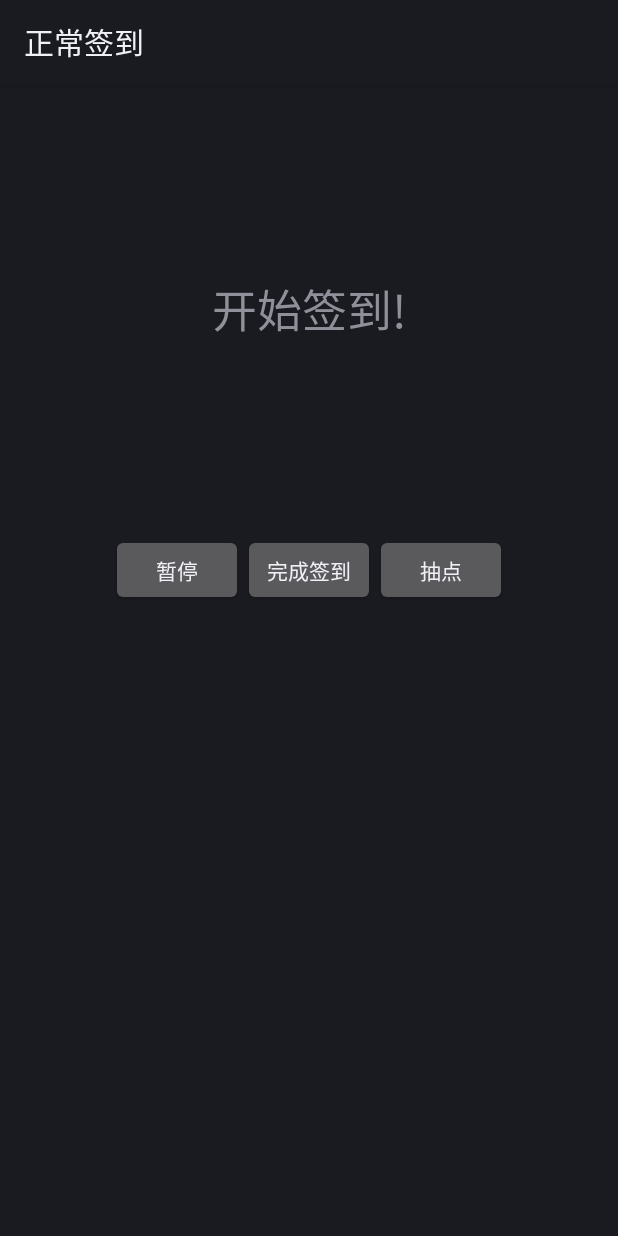
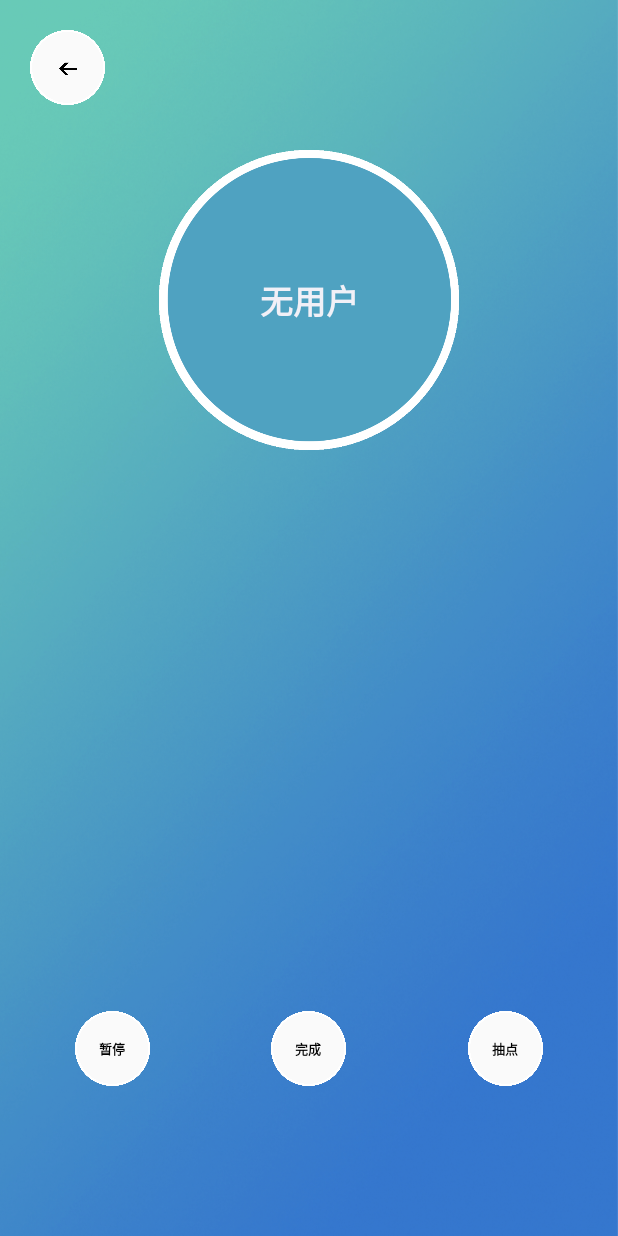
Before and after one commit to NFCXiangMuZu/NFC_teacher, an Android app: the NormalAttendence screen opened directly, with no data from a screen before it, on a phone screen of 412 x 824 dp. Run offline under Robolectric (Android 15) with nearby library versions, the phone set to English and light mode, and no system bars.

Commit message:
把界面中的按钮都换成了高清版，界面基本完成

```diff
--- a/app/src/main/java/com/example/compaq/nfc_teacher/ListViewDB.java
+++ b/app/src/main/java/com/example/compaq/nfc_teacher/ListViewDB.java
@@ -22,6 +22,7 @@ import android.util.Log;
 import android.view.KeyEvent;
 import android.view.LayoutInflater;
 import android.view.View;
+import android.view.Window;
 import android.widget.AdapterView;
 import android.widget.Button;
 import android.widget.EditText;
@@ -40,7 +41,9 @@ public class ListViewDB extends Activity {
 	protected void onCreate(Bundle savedInstanceState) {
 		// TODO Auto-generated method stub
 		super.onCreate(savedInstanceState);
+		requestWindowFeature(Window.FEATURE_NO_TITLE); // 设置无标题
 		setContentView(R.layout.listviewdatabase);
+
 
 		if(StaticValue.MY_TABLE_NAME==null){
 			//弹出框定义
--- a/app/src/main/java/com/example/compaq/nfc_teacher/NormalAttendence.java
+++ b/app/src/main/java/com/example/compaq/nfc_teacher/NormalAttendence.java
@@ -54,10 +54,12 @@ package com.example.compaq.nfc_teacher;
         import android.os.Message;
         import android.os.Parcelable;
         import android.text.format.DateFormat;
+        import android.text.style.IconMarginSpan;
         import android.view.View;
         import android.view.Window;
         import android.view.WindowManager;
         import android.widget.Button;
+        import android.widget.ImageButton;
         import android.widget.Switch;
         import android.widget.TextView;
         import android.widget.Toast;
@@ -85,35 +87,36 @@ public class NormalAttendence extends Activity
     protected static final int MESSAGE_SENT = 0;
     NfcAdapter nfcadapter;
     PendingIntent pendingintent;
-    TextView show_attendence;
-    Button NA_pause;
-    Button NA_stop;
-    Button NA_choudian;
-    //Button NA_FileChooser;
-    //Uri file_path;
+    ImageButton backTomain_button;
+    Button pause_button;
+    Button finish_button;
+    Button ChouDian_button;
+    Button User_icon_button;
 
     @SuppressLint("NewApi")
     @Override
     protected void onCreate(Bundle savedInstanceState) {
         // TODO Auto-generated method stub
         super.onCreate(savedInstanceState);
+        requestWindowFeature(Window.FEATURE_NO_TITLE); // 设置无标题
         setContentView(R.layout.normalattendence);
+
+        init_layout();//初始化layout
 
         NormalAttendence.this.startService(new Intent(NormalAttendence.this,SendFileService.class));
 
-        //获取控件
-        show_attendence=(TextView)findViewById(R.id.NA_showAttendence);
-        NA_pause=(Button)findViewById(R.id.NA_pause_button);
-        NA_stop=(Button)findViewById(R.id.NA_stop_button);
-        NA_choudian=(Button)findViewById(R.id.NA_choudian_button);
-        //NA_FileChooser=(Button)findViewById(R.id.NA_FileChooser);
-        NA_pause.setOnClickListener(new listener());
-        NA_stop.setOnClickListener(new listener());
-        NA_choudian.setOnClickListener(new listener());
-        //NA_FileChooser.setOnClickListener(new listener());
-        show_attendence.setText("开始签到!");
 
         nfcadapter=NfcAdapter.getDefaultAdapter(this);
+
+        //判断设备NFC是否可用
+        if(nfcadapter==null){
+            Toast.makeText(this,"您的爱机不支持NFC",Toast.LENGTH_LONG).show();
+        }else{
+
+            if(!nfcadapter.isEnabled()){
+                Toast.makeText(this,"您的爱机还没开启NFC",Toast.LENGTH_LONG).show();
+            }else{
+
                 pendingintent=PendingIntent.getActivity(this, 0,
                         new Intent(this, getClass()).addFlags(Intent.FLAG_ACTIVITY_SINGLE_TOP), 0);
 
@@ -155,6 +158,28 @@ public class NormalAttendence extends Activity
                 //实现屏幕常亮
                 getWindow().addFlags(WindowManager.LayoutParams.FLAG_KEEP_SCREEN_ON);
 
+            }
+
+        }
+
+
+
+
+    }
+
+    public void init_layout(){
+
+        backTomain_button = (ImageButton)findViewById(R.id.NA_backToMain_button);
+        pause_button = (Button)findViewById(R.id.NA_pause_button);
+        finish_button = (Button)findViewById(R.id.NA_finish_button);
+        ChouDian_button = (Button)findViewById(R.id.NA_ChouDian_button);
+        User_icon_button = (Button)findViewById(R.id.NA_user_icon_button);
+
+        backTomain_button.setOnClickListener(new listener());
+        pause_button.setOnClickListener(new listener());
+        finish_button.setOnClickListener(new listener());
+        ChouDian_button.setOnClickListener(new listener());
+        User_icon_button.setOnClickListener(new listener());
 
     }
 
@@ -239,49 +264,12 @@ public class NormalAttendence extends Activity
         public void onClick(View arg0) {
             // TODO Auto-generated method stub
             switch(arg0.getId()){
-                case R.id.NA_pause_button:
-                    //Toast.makeText(NormalAttendence.this, "你点击了暂停按钮", Toast.LENGTH_LONG).show();
-                    break;
-                case R.id.NA_stop_button:
-                    //Toast.makeText(NormalAttendence.this, "你点击了停止按钮", Toast.LENGTH_LONG).show();
-                    Intent intent=new Intent();
-                    intent.setClass(NormalAttendence.this,MainActivity.class);
-                    NormalAttendence.this.startActivity(intent);
+                case R.id.NA_backToMain_button:
+                    Intent intent_backTomain=new Intent();
+                    intent_backTomain.setClass(NormalAttendence.this,MainActivity.class );
+                    NormalAttendence.this.startActivity(intent_backTomain);
                     finish();
                     break;
-                case R.id.NA_choudian_button:
-                    //Toast.makeText(NormalAttendence.this, "你点击了抽点按钮", Toast.LENGTH_LONG).show();
-                    break;
-                /*
-                case R.id.NA_FileChooser:
-                    System.out.println("======选择文件开始======");
-                    //弹出框定义
-                    AlertDialog.Builder alertdialog=new AlertDialog.Builder(NormalAttendence.this);
-                    alertdialog.setTitle("请选择要下发的文件");
-                    alertdialog.setPositiveButton("确定",new DialogInterface.OnClickListener(){
-
-                        @Override
-                        public void onClick(DialogInterface arg0, int arg1) {
-                            // TODO Auto-generated method stub
-                            Intent intent=new Intent(Intent.ACTION_GET_CONTENT);
-                            intent.setType("application/*");
-                            intent.addCategory(Intent.CATEGORY_OPENABLE);
-                            try{
-                                startActivityForResult(Intent.createChooser(intent, "请选择点名文件"),1);
-                            }catch(android.content.ActivityNotFoundException ex){
-                                Toast.makeText(getApplicationContext(), "请安装文件选择器", Toast.LENGTH_LONG).show();
-                            }
-                            catch (NullPointerException e) {
-                                // TODO: handle exception
-                                e.printStackTrace();
-                            }
-                        }
-
-                    });
-                    alertdialog.setNegativeButton("取消", null);
-                    alertdialog.show();
-                    break;
-                    */
             }
         }
     }
@@ -426,17 +414,8 @@ public class NormalAttendence extends Activity
 
                         SQLiteManager.updateData(StaticValue.MY_TABLE_NAME, result_strname,
                                 result_strxuehao, int_chuxi, int_quexi, int_qingjia, now);
-                        Toast.makeText(this, result_strname + " " +
-                                        result_strxuehao + "信息被修改" + "\n"
-                                        + "修改后的出席：" + int_chuxi
-                                        + "\n修改后的缺席：" + int_quexi
-                                        + "\n修改后的请假：" + int_qingjia
-                                        + "反馈信息为：" + result_strreflect_infor,
-                                Toast.LENGTH_LONG).show();
-                        show_attendence.setText(result_strname + "信息被修改" + "\n"
-                                + "修改后的出席：" + int_chuxi
-                                + "\n修改后的缺席：" + int_quexi
-                                + "\n修改后的请假：" + int_qingjia);
+                        Toast.makeText(this, result_strname + "信息被修改" , Toast.LENGTH_LONG).show();
+                        User_icon_button.setText(result_strname+"\n"+"已签到");
                     } else {
                         Toast.makeText(this, "已经重复签到啦！！！", Toast.LENGTH_LONG).show();
                         int_chuxi = result[0];
--- a/app/src/main/res/layout/normalattendence.xml
+++ b/app/src/main/res/layout/normalattendence.xml
@@ -1,46 +1,78 @@
-<LinearLayout xmlns:android="http://schemas.android.com/apk/res/android"
-    android:id="@+id/NormalAttendence_layout"
-    android:layout_height="fill_parent"
-    android:layout_width="fill_parent"
-    android:orientation="vertical"
+<?xml version="1.0" encoding="utf-8"?>
+<RelativeLayout xmlns:android="http://schemas.android.com/apk/res/android"
+    android:layout_width="match_parent"
+    android:layout_height="match_parent"
+    android:background="@drawable/bm"
     >
 
-    <TextView
-        android:id="@+id/NA_showAttendence"
-        android:layout_width="fill_parent"
-        android:layout_height="300sp"
-        android:gravity="center"
-        android:textSize="30sp"
+    <ImageButton
+        android:layout_width="50dp"
+        android:layout_height="50dp"
+        android:id="@+id/NA_backToMain_button"
+        android:src="@drawable/left_high"
+        android:layout_alignParentLeft="true"
+        android:background="@null"
+        android:layout_marginLeft="20dp"
+        android:layout_marginTop="20dp"
+        android:scaleType="fitXY"
         />
-    <LinearLayout
-        android:layout_width="wrap_content"
-        android:layout_height="wrap_content"
-        android:orientation="horizontal"
-        android:layout_gravity="center"
-        >
-        <Button
+
+    <Button
+        android:layout_width="200dp"
+        android:layout_height="200dp"
+        android:id="@+id/NA_user_icon_button"
+        android:background="@drawable/user_icon_high"
+        android:layout_alignParentTop="true"
+        android:layout_marginTop="100dp"
+        android:layout_centerHorizontal="true"
+        android:text="无用户"
+        android:textStyle="bold"
+        android:textSize="10pt"
+        />
+
+    <Button
+        android:layout_width="50dp"
+        android:layout_height="50dp"
         android:id="@+id/NA_pause_button"
-        android:layout_width="wrap_content"
-        android:layout_height="wrap_content"
-        android:text="@string/NA_pause"
+        android:background="@drawable/button_background"
+        android:text="暂停"
+        android:textStyle="bold"
+        android:textSize="4pt"
+        android:textColor="@color/Color_Black"
+        android:layout_alignParentBottom="true"
+        android:layout_marginLeft="50dp"
+        android:layout_marginBottom="100dp"
+        />
 
+    <Button
+        android:layout_width="50dp"
+        android:layout_height="50dp"
+        android:id="@+id/NA_finish_button"
+        android:background="@drawable/button_background"
+        android:text="完成"
+        android:textStyle="bold"
+        android:textSize="4pt"
+        android:textColor="@color/Color_Black"
+        android:layout_alignParentBottom="true"
+        android:layout_centerHorizontal="true"
+        android:layout_marginBottom="100dp"
         />
-        <Button
-        android:id="@+id/NA_stop_button"
-        android:layout_width="wrap_content"
-        android:layout_height="wrap_content"
-        android:text="@string/NA_stop"
 
-        />
-        <Button
-        android:id="@+id/NA_choudian_button"
-        android:layout_width="wrap_content"
-        android:layout_height="wrap_content"
-        android:text="@string/NA_choudian"
-
+    <Button
+        android:layout_width="50dp"
+        android:layout_height="50dp"
+        android:id="@+id/NA_ChouDian_button"
+        android:background="@drawable/button_background"
+        android:text="抽点"
+        android:textStyle="bold"
+        android:textSize="4pt"
+        android:textColor="@color/Color_Black"
+        android:layout_alignParentBottom="true"
+        android:layout_alignParentRight="true"
+        android:layout_marginRight="50dp"
+        android:layout_marginBottom="100dp"
         />
 
 
-    </LinearLayout>
 
-</LinearLayout>
+</RelativeLayout>
--- a/app/src/main/res/layout/sqliteview.xml
+++ b/app/src/main/res/layout/sqliteview.xml
@@ -3,6 +3,7 @@
     android:layout_height="wrap_content"
     android:id="@+id/SQLiteViewLayout"
     android:padding="3dp"
+    android:background="@color/Color_White"
      >
      <TextView
          android:id="@+id/TextView_id"
@@ -11,6 +12,7 @@
          android:layout_alignParentLeft="true"
          android:textSize="20sp"
          android:paddingRight="25dp"
+         android:textColor="@color/Color_Black"
          />
     <TextView
         android:id="@+id/TextView_name"
```
Also changed, not shown: app/src/main/java/com/example/compaq/nfc_teacher/MainActivity.java (+9 -18 lines), app/src/main/res/layout/activity_main.xml (+14 -2 lines), app/src/main/res/layout/listviewdatabase.xml (+10 -2 lines), app/src/main/res/drawable/attendence_button.png (added), app/src/main/res/drawable/bm2.png (added), app/src/main/res/drawable/button_background.png (added), app/src/main/res/drawable/folderbutton2.png (added), app/src/main/res/drawable/left_high.png (added), app/src/main/res/drawable/right_high.png (added), app/src/main/res/drawable/user_icon.png (added), app/src/main/res/drawable/user_icon_high.png (added), app/src/main/res/drawable/wechat4.png (added). Lines whose indentation alone changed are shown as unchanged.
